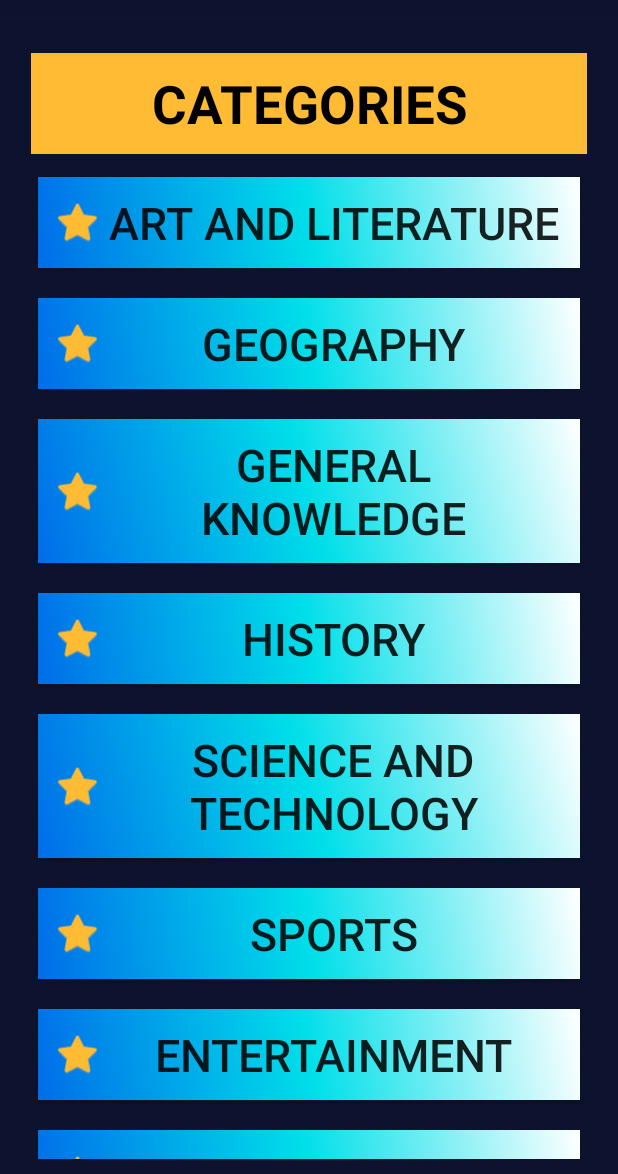
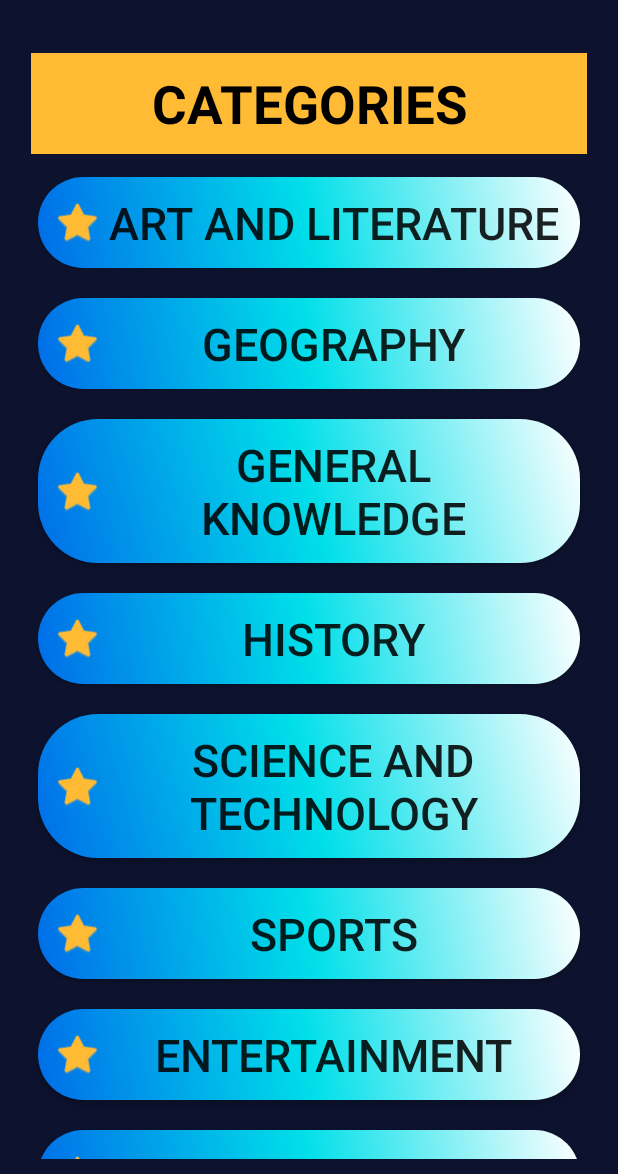
Before and after one commit to TanishqSehgal7/QuizoFy, an Android app: the screen it shows after launch (MainActivity), on a phone screen of 412 x 824 dp, the part 62-1236 px from its top. Run offline under Robolectric (Android 15) with nearby library versions, the phone set to English and light mode, and no system bars.

Commit message:
Layout Changed

```diff
--- a/app/src/main/res/drawable/gradientbutton.xml
+++ b/app/src/main/res/drawable/buttonroundforcategories.xml
@@ -1,10 +1,15 @@
 <?xml version="1.0" encoding="utf-8"?>
 <shape xmlns:android="http://schemas.android.com/apk/res/android"
     android:shape="rectangle">
+
+    <corners android:bottomRightRadius="40dp"
+        android:bottomLeftRadius="40dp"
+        android:topRightRadius="40dp"
+        android:topLeftRadius="40dp"/>
+
     <gradient
         android:startColor="#006de9"
         android:centerColor="#00dfe9"
         android:endColor="@android:color/white"
         android:angle="45" />
-
 </shape>
--- a/app/src/main/res/layout/activity_main.xml
+++ b/app/src/main/res/layout/activity_main.xml
@@ -39,7 +39,7 @@
              android:textSize="30dp"
              android:drawableLeft="@android:drawable/btn_star"
              android:drawableTint="@android:color/holo_orange_light"
-             android:background="@drawable/gradientbutton"
+             android:background="@drawable/buttonroundforcategories"
              android:layout_margin="10dp"
              android:onClick="startQuiz1"
              android:padding="10dp"/>
@@ -51,7 +51,7 @@
              android:text="Geography"
              android:textSize="30dp"
              android:drawableLeft="@android:drawable/btn_star"
-             android:background="@drawable/gradientbutton"
+             android:background="@drawable/buttonroundforcategories"
              android:drawableTint="@android:color/holo_orange_light"
              android:layout_margin="10dp"
              android:onClick="startQuiz2"
@@ -64,7 +64,7 @@
              android:text="General Knowledge"
              android:textSize="30dp"
              android:drawableLeft="@android:drawable/btn_star"
-             android:background="@drawable/gradientbutton"
+             android:background="@drawable/buttonroundforcategories"
              android:drawableTint="@android:color/holo_orange_light"
              android:layout_margin="10dp"
              android:onClick="startQuiz3"
@@ -77,7 +77,7 @@
              android:text="History"
              android:textSize="30dp"
              android:drawableLeft="@android:drawable/btn_star"
-             android:background="@drawable/gradientbutton"
+             android:background="@drawable/buttonroundforcategories"
              android:drawableTint="@android:color/holo_orange_light"
              android:layout_margin="10dp"
              android:onClick="startQuiz4"
@@ -90,7 +90,7 @@
              android:text="Science and Technology"
              android:textSize="30dp"
              android:drawableLeft="@android:drawable/btn_star"
-             android:background="@drawable/gradientbutton"
+             android:background="@drawable/buttonroundforcategories"
              android:drawableTint="@android:color/holo_orange_light"
              android:layout_margin="10dp"
              android:onClick="startQuiz5"
@@ -103,7 +103,7 @@
              android:text="Sports"
              android:textSize="30dp"
              android:drawableLeft="@android:drawable/btn_star"
-             android:background="@drawable/gradientbutton"
+             android:background="@drawable/buttonroundforcategories"
              android:drawableTint="@android:color/holo_orange_light"
              android:layout_margin="10dp"
              android:onClick="startQuiz6"
@@ -116,7 +116,7 @@
              android:text="Entertainment"
              android:textSize="30dp"
              android:drawableLeft="@android:drawable/btn_star"
-             android:background="@drawable/gradientbutton"
+             android:background="@drawable/buttonroundforcategories"
              android:drawableTint="@android:color/holo_orange_light"
              android:layout_margin="10dp"
              android:onClick="startQuiz7"
@@ -129,7 +129,7 @@
              android:text="Music"
              android:textSize="30dp"
              android:drawableLeft="@android:drawable/btn_star"
-             android:background="@drawable/gradientbutton"
+             android:background="@drawable/buttonroundforcategories"
              android:drawableTint="@android:color/holo_orange_light"
              android:layout_margin="10dp"
              android:onClick="startQuiz8"
@@ -142,7 +142,7 @@
              android:text="Sneaker Culture"
              android:textSize="30dp"
              android:drawableLeft="@android:drawable/btn_star"
-             android:background="@drawable/gradientbutton"
+             android:background="@drawable/buttonroundforcategories"
              android:drawableTint="@android:color/holo_orange_light"
              android:layout_margin="10dp"
              android:onClick="startQuiz9"
@@ -155,7 +155,7 @@
              android:text="Politics"
              android:textSize="30dp"
              android:drawableLeft="@android:drawable/btn_star"
-             android:background="@drawable/gradientbutton"
+             android:background="@drawable/buttonroundforcategories"
              android:drawableTint="@android:color/holo_orange_light"
              android:layout_margin="10dp"
              android:onClick="startQuiz10"
--- a/app/src/main/res/layout/activity_main2_intro_screen.xml
+++ b/app/src/main/res/layout/activity_main2_intro_screen.xml
@@ -30,7 +30,7 @@
         android:layout_width="wrap_content"
         android:layout_height="wrap_content"
         android:layout_margin="20dp"
-        android:background="#0d132e"
+        android:background="@drawable/buttonround"
         android:fontFamily="monospace"
         android:onClick="SelectCategory"
         android:padding="20dp"
```
Also changed, not shown: app/src/main/res/drawable/buttonround.xml (added, +9 -0 lines).
